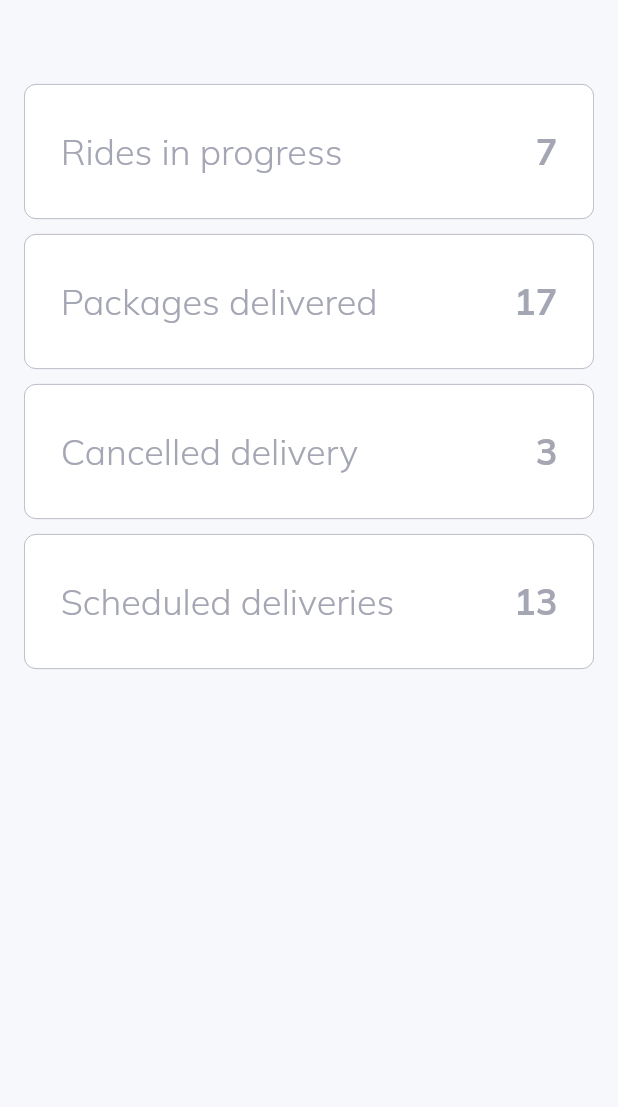
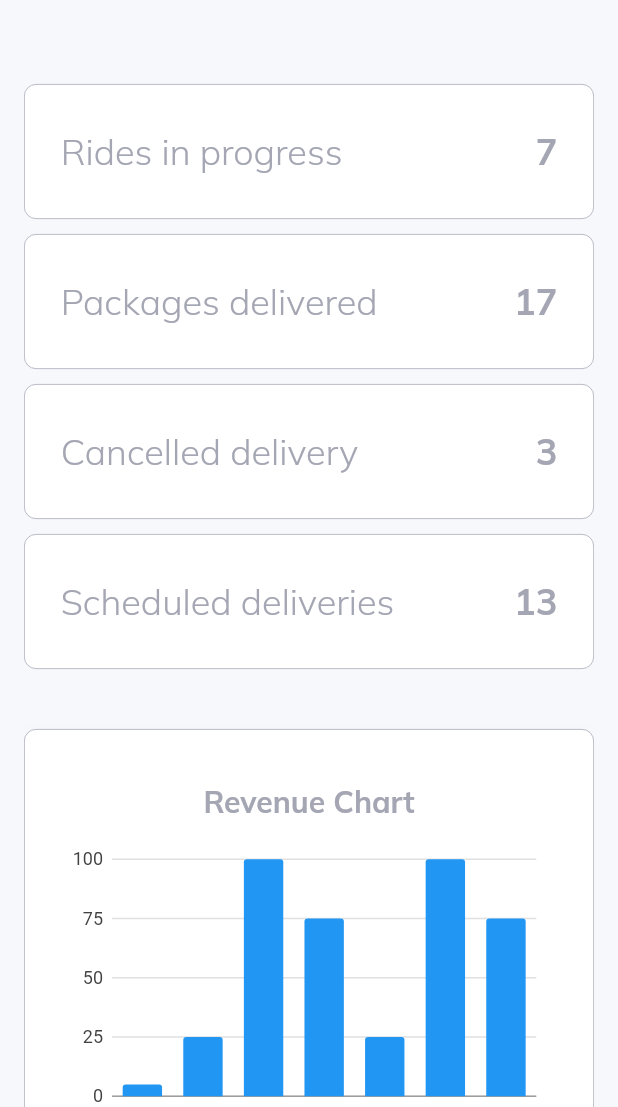
Before and after one commit to emincingoz/Web_Dashboard_with_Flutter, a Flutter app: the screen it shows after launch, on a phone screen of 412 x 824 dp, the part 129-1236 px from its top. Run offline on Flutter 3.47's test engine with Material 2 defaults, Android fonts, the phone set to English and light mode, and no system bars; our stand-ins replace charts_flutter, get, google_fonts.

Commit message:
charts added

```diff
--- a/lib/pages/overview/overview.dart
+++ b/lib/pages/overview/overview.dart
@@ -5,6 +5,8 @@ import 'package:web_dashboard/constants/style.dart';
 import 'package:web_dashboard/helpers/responsiveness.dart';
 import 'package:web_dashboard/pages/overview/widgets/overview_cards_medium.dart';
 import 'package:web_dashboard/pages/overview/widgets/overview_cards_small.dart';
+import 'package:web_dashboard/pages/overview/widgets/revenue_section_large.dart';
+import 'package:web_dashboard/pages/overview/widgets/revenue_section_small.dart';
 
 import '../../widgets/custom_text.dart';
 import 'widgets/overview_cards_large.dart';
@@ -42,7 +44,12 @@ class OverViewPage extends StatelessWidget {
                 else
                   const OverviewCardsLargeScreen()
               else
-                const OverviewCardsSmallScreen()
+                const OverviewCardsSmallScreen(),
+              //
+              if (ResponsiveWidget.isSmallScreen(context))
+                const RevenueSectionSmall()
+              else
+                const RevenueSectionLarge()
             ],
           ),
         ),
--- /dev/null
+++ b/lib/pages/overview/widgets/bar_chart.dart
@@ -0,0 +1,60 @@
+/// Bar chart example
+// ignore_for_file: use_key_in_widget_constructors, prefer_const_constructors_in_immutables
+
+import 'package:charts_flutter/flutter.dart' as charts;
+import 'package:flutter/material.dart';
+
+class SimpleBarChart extends StatelessWidget {
+  final List<charts.Series<dynamic, String>> seriesList;
+  final bool animate;
+
+  SimpleBarChart(this.seriesList, {this.animate = false});
+
+  /// Creates a [BarChart] with sample data and no transition.
+  factory SimpleBarChart.withSampleData() {
+    return SimpleBarChart(
+      _createSampleData(),
+      // Disable animations for image tests.
+      animate: false,
+    );
+  }
+
+  @override
+  Widget build(BuildContext context) {
+    return charts.BarChart(
+      seriesList,
+      animate: animate,
+    );
+  }
+
+  /// Create one series with sample hard coded data.
+  static List<charts.Series<OrdinalSales, String>> _createSampleData() {
+    final data = [
+      OrdinalSales('Today', 5),
+      OrdinalSales('Yesterday', 25),
+      OrdinalSales('2 Days', 100),
+      OrdinalSales('24 Jun', 75),
+      OrdinalSales('23 Jun', 25),
+      OrdinalSales('22 Jun', 100),
+      OrdinalSales('21 Jun', 75),
+    ];
+
+    return [
+      charts.Series<OrdinalSales, String>(
+        id: 'Sales',
+        colorFn: (_, __) => charts.MaterialPalette.blue.shadeDefault,
+        domainFn: (OrdinalSales sales, _) => sales.year,
+        measureFn: (OrdinalSales sales, _) => sales.sales,
+        data: data,
+      )
+    ];
+  }
+}
+
+/// Sample ordinal data type.
+class OrdinalSales {
+  final String year;
+  final int sales;
+
+  OrdinalSales(this.year, this.sales);
+}
--- /dev/null
+++ b/lib/pages/overview/widgets/revenue_section_small.dart
@@ -0,0 +1,88 @@
+import 'package:flutter/material.dart';
+
+import '../../../constants/style.dart';
+import '../../../widgets/custom_text.dart';
+import 'bar_chart.dart';
+import 'revenue_info.dart';
+
+class RevenueSectionSmall extends StatelessWidget {
+  const RevenueSectionSmall({Key? key}) : super(key: key);
+
+  @override
+  Widget build(BuildContext context) {
+    return Container(
+      padding: const EdgeInsets.all(24),
+      margin: const EdgeInsets.symmetric(vertical: 30),
+      decoration: BoxDecoration(
+        color: Colors.white,
+        borderRadius: BorderRadius.circular(8),
+        boxShadow: [
+          BoxShadow(
+              offset: const Offset(0, 6),
+              color: lightGrey.withOpacity(.1),
+              blurRadius: 12),
+        ],
+        border: Border.all(color: lightGrey, width: .5),
+      ),
+      child: Column(
+        children: [
+          Container(
+            height: 260,
+            child: Column(
+              mainAxisAlignment: MainAxisAlignment.spaceEvenly,
+              children: [
+                CustomText(
+                  text: 'Revenue Chart',
+                  color: lightGrey,
+                  size: 20,
+                  weight: FontWeight.bold,
+                ),
+                SizedBox(
+                  width: 600,
+                  height: 200,
+                  child: SimpleBarChart.withSampleData(),
+                )
+              ],
+            ),
+          ),
+          Container(width: 120, height: 1, color: lightGrey),
+          Container(
+            height: 260,
+            child: Column(
+              mainAxisAlignment: MainAxisAlignment.spaceEvenly,
+              children: [
+                Row(
+                  children: const [
+                    RevenueInfo(
+                      title: "Today's revenue",
+                      amount: '23',
+                    ),
+                    RevenueInfo(
+                      title: "Last 7 days",
+                      amount: '150',
+                    ),
+                  ],
+                ),
+                const SizedBox(
+                  height: 30,
+                ),
+                Row(
+                  children: const [
+                    RevenueInfo(
+                      title: "Last 30 days",
+                      amount: '1,203',
+                    ),
+                    RevenueInfo(
+                      title: "Last 12 months",
+                      amount: '3,240',
+                    ),
+                  ],
+                ),
+              ],
+            ),
+          ),
+        ],
+      ),
+    );
+  }
+}
--- a/pubspec.yaml
+++ b/pubspec.yaml
@@ -37,6 +37,7 @@ dependencies:
   get: ^4.6.1
   google_fonts: ^2.3.1
   charts_flutter: ^0.12.0
+  data_table_2: ^2.2.1
 
 dev_dependencies:
   flutter_test:
```
Also changed, not shown: lib/pages/overview/widgets/revenue_info.dart (added, +31 -0 lines), lib/pages/overview/widgets/revenue_section_large.dart (added, +90 -0 lines), pubspec.lock, 1 other file.
